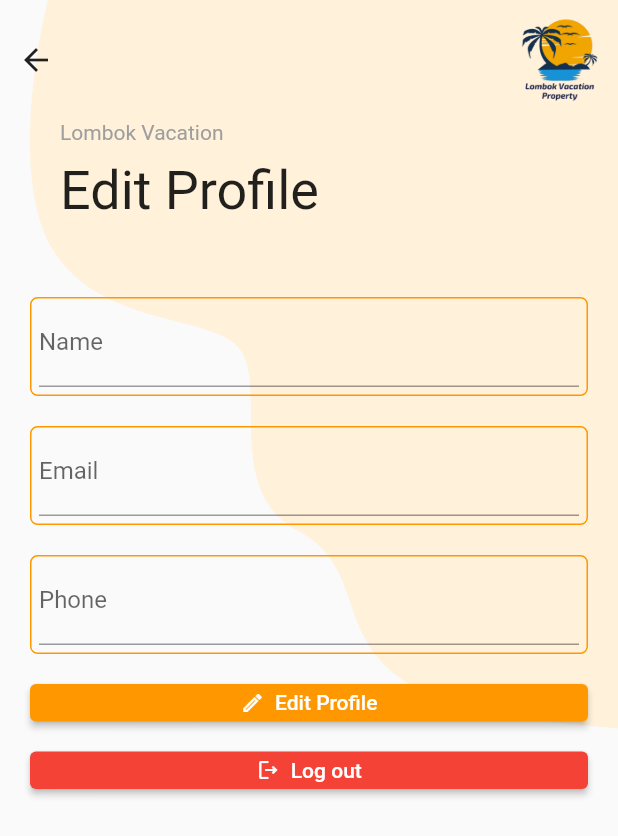
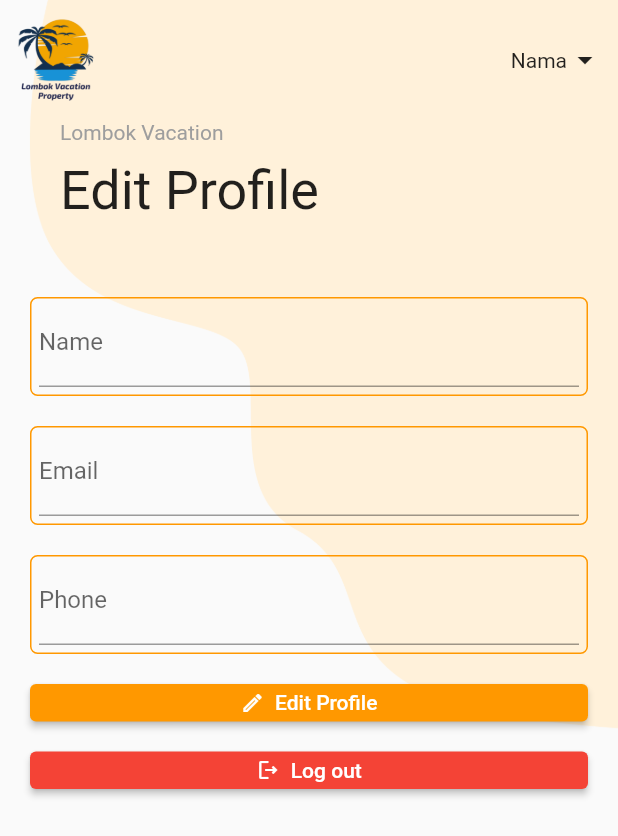
Before and after one commit to vitomichael/mobile-lombok-vacation, a Flutter app: the screen it shows after launch, on a phone screen of 412 x 824 dp. Shown: the top 836 px of the screen. Run offline on Flutter 3.47's test engine with Material 2 defaults, Android fonts, the light colour scheme and no system bars; our stand-ins replace shared_preferences; accounts and stored records are empty.

Commit message:
[FIX] top bar on profile page

```diff
--- a/lib/page/home/profile.dart
+++ b/lib/page/home/profile.dart
@@ -1,5 +1,6 @@
 import 'package:flutter/material.dart';
 import 'package:tubes/models/user_model.dart';
+import 'package:tubes/page/home/home.dart';
 import 'package:tubes/page/property/add_property.dart';
 import 'package:tubes/page/user/landingPage.dart';
 import 'package:tubes/page/user/register.dart';
@@ -67,7 +68,7 @@ class _ProfileState extends State<Profile> {
           ),
           child: Column(
             children: [
-              TopBarWithBackButton(context),
+              TopBar(),
               Container(
                 alignment: Alignment.topLeft,
                 margin: const EdgeInsets.fromLTRB(40, 0, 0, 40),
```
